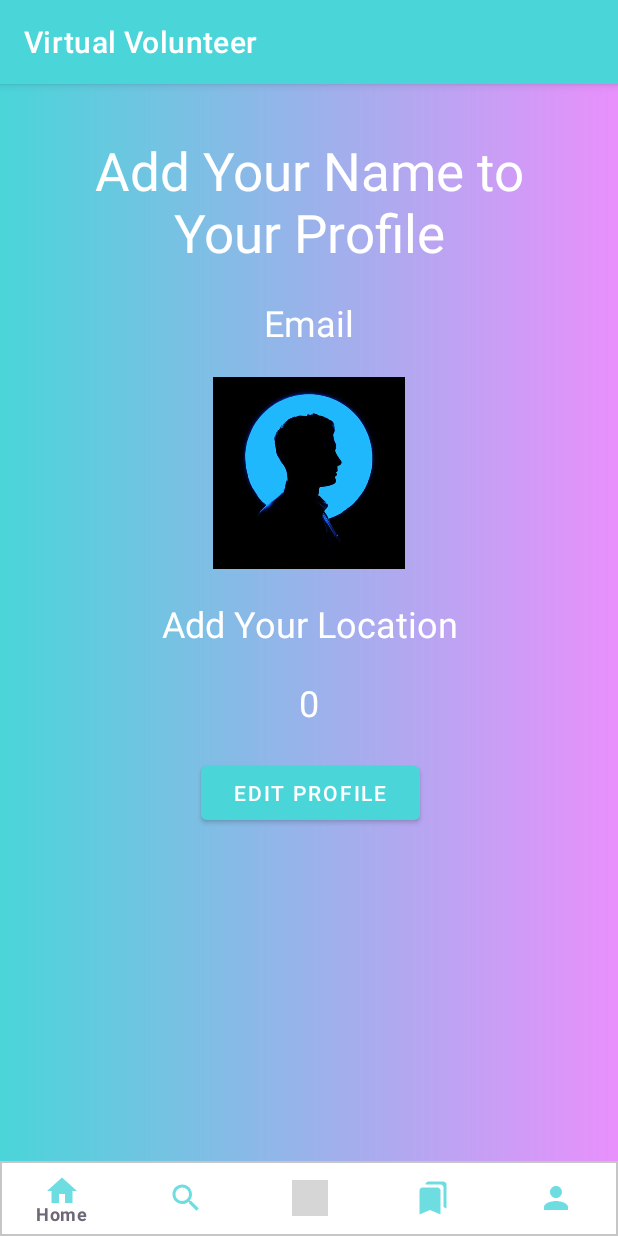
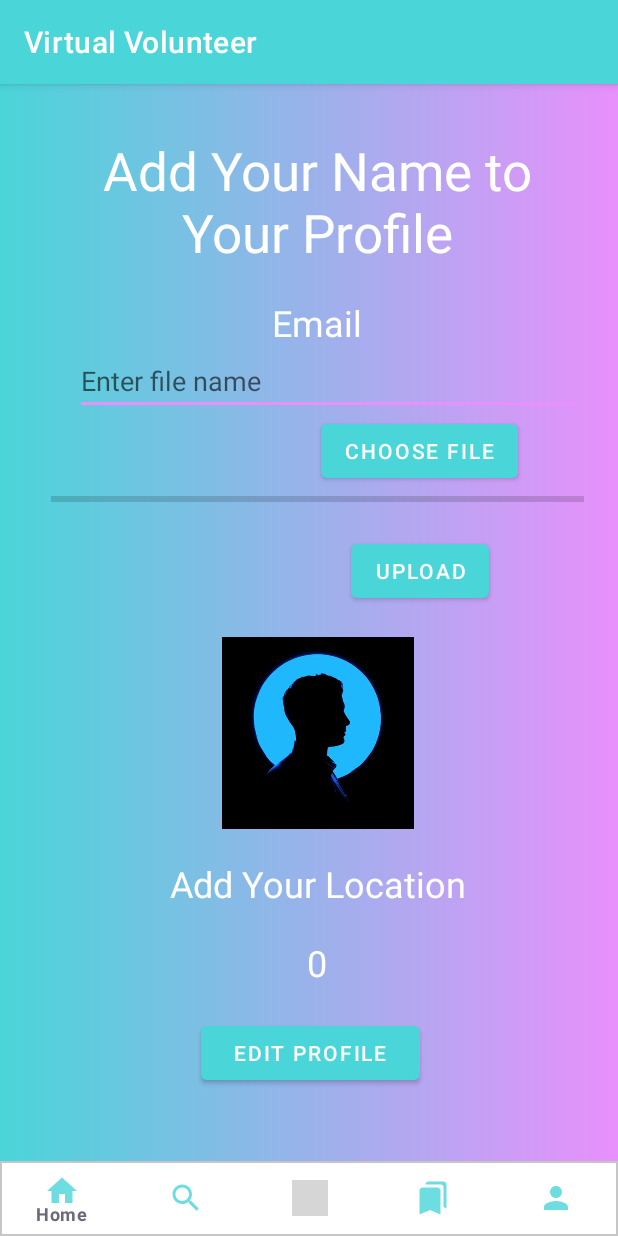
Before and after one commit to Hyma200/Reach, an Android app: the Profile screen opened directly, with no data from a screen before it, on a phone screen of 412 x 824 dp. Run offline under Robolectric (Android 15) with nearby library versions, the phone set to English and light mode, and no system bars; our stand-ins replace Firebase (no records; nobody signed in at launch, a user with empty details on screens opened directly); 1 statement that could not run was skipped; grey boxes are pictures that could not be loaded.

Commit message:
Image Upload for Profile

```diff
--- a/app/src/main/res/layout/activity_profile.xml
+++ b/app/src/main/res/layout/activity_profile.xml
@@ -10,11 +10,13 @@
     <RelativeLayout
         android:layout_width="match_parent"
         android:layout_height="match_parent">
-
+        <ScrollView
+            android:layout_height="match_parent"
+            android:layout_width="match_parent">
         <LinearLayout
             android:id="@+id/linearLayout"
             android:layout_width="355dp"
-            android:layout_height="532dp"
+            android:layout_height="560dp"
             android:layout_marginStart="34dp"
             android:layout_marginTop="34dp"
             android:layout_marginEnd="34dp"
@@ -27,6 +29,8 @@
             app:layout_constraintStart_toStartOf="parent"
             app:layout_constraintTop_toBottomOf="@+id/textView8">
 
+            android:layout_width="match_parent"
+            android:layout_height="match_parent">
             <TextView
                 android:id="@+id/profileName"
                 android:layout_width="match_parent"
@@ -45,6 +49,39 @@
                 android:text="Email"
                 android:textColor="#FFFFFF"
                 android:textSize="24sp" />
+
+            <EditText
+                android:id="@+id/file_name"
+                android:layout_width="match_parent"
+                android:layout_height="wrap_content"
+                android:layout_marginStart="16dp"
+                android:layout_toEndOf="@+id/image_picker"
+                android:hint="Enter file name" />
+
+            <Button
+                android:id="@+id/image_picker"
+                android:layout_width="wrap_content"
+                android:layout_height="wrap_content"
+                android:layout_marginLeft="270px"
+                android:text="Choose file" />
+
+            <ProgressBar
+                android:id="@+id/progress_bar"
+                style="@style/Widget.AppCompat.ProgressBar.Horizontal"
+                android:layout_width="match_parent"
+                android:layout_height="wrap_content"
+                android:layout_above="@+id/button_upload"
+                android:layout_alignParentStart="true"
+                android:layout_marginBottom="16dp" />
+
+            <Button
+                android:id="@+id/button_upload"
+                android:layout_width="wrap_content"
+                android:layout_height="wrap_content"
+                android:layout_alignParentBottom="true"
+                android:layout_centerHorizontal="true"
+                android:layout_marginLeft="300px"
+                android:text="Upload" />
 
             <ImageView
                 android:id="@+id/imageView2"
@@ -73,14 +110,6 @@
                 android:textColor="#FFFFFF"
                 android:textSize="24sp" />
 
-            <ScrollView
-                android:layout_width="match_parent"
-                android:layout_height="match_parent">
-
-                <LinearLayout
-                    android:layout_width="match_parent"
-                    android:layout_height="wrap_content"
-                    android:orientation="vertical" >
 
             <Button
                 android:id="@+id/button5"
@@ -90,19 +119,14 @@
                 android:layout_marginTop="30px"
                 android:gravity="center"
                 android:text="Edit Profile" />
+
         </LinearLayout>
     </ScrollView>
-
-            <Button
-                android:id="@+id/button3"
-                android:layout_width="match_parent"
-                android:layout_height="wrap_content"
-                android:text="Button" />
-
-        </LinearLayout>
-
-        <include layout="@layout/layout_bottom_navigation_toolbar" />
-
+        <include
+            layout="@layout/layout_bottom_navigation_toolbar"
+            android:layout_width="wrap_content"
+            android:layout_height="wrap_content" />
     </RelativeLayout>
 
+
 </androidx.coordinatorlayout.widget.CoordinatorLayout>
```
Lines whose indentation alone changed are shown as unchanged.
